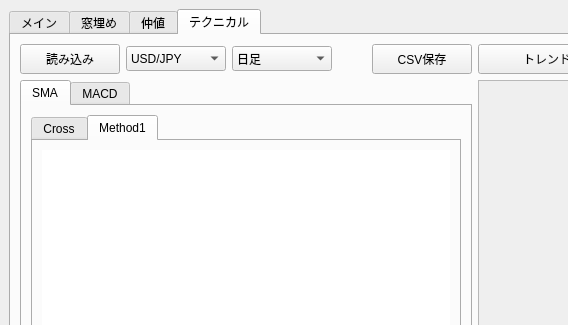
Qt form trade_monitor/trade_monitor/gui_monitor.ui (takkin-takilog/namake-trader) before a commit; both pictures show x 0 to 568 and y 0 to 325 of the 956 by 851 pixel window.
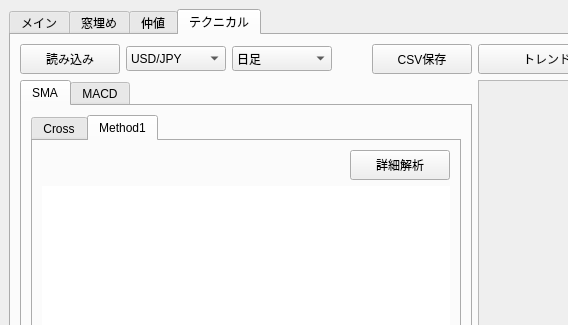
The same form after that commit.

```diff
--- a/trade_monitor/trade_monitor/gui_monitor.ui
+++ b/trade_monitor/trade_monitor/gui_monitor.ui
@@ -647,7 +647,49 @@
                  <attribute name="title">
                   <string>Method1</string>
                  </attribute>
-                 <layout class="QHBoxLayout" name="horizontalLayout_15">
+                 <layout class="QVBoxLayout" name="verticalLayout_5">
+                  <item>
+                   <layout class="QHBoxLayout" name="horizontalLayout_9">
+                    <item>
+                     <spacer name="horizontalSpacer_8">
+                      <property name="orientation">
+                       <enum>Qt::Horizontal</enum>
+                      </property>
+                      <property name="sizeHint" stdset="0">
+                       <size>
+                        <width>40</width>
+                        <height>20</height>
+                       </size>
+                      </property>
+                     </spacer>
+                    </item>
+                    <item>
+                     <widget class="QPushButton" name="pushButton_tech_csv_out_2">
+                      <property name="sizePolicy">
+                       <sizepolicy hsizetype="Fixed" vsizetype="Fixed">
+                        <horstretch>0</horstretch>
+                        <verstretch>0</verstretch>
+                       </sizepolicy>
+                      </property>
+                      <property name="minimumSize">
+                       <size>
+                        <width>100</width>
+                        <height>30</height>
+                       </size>
+                      </property>
+                      <property name="text">
+                       <string>詳細解析</string>
+                      </property>
+                      <property name="checkable">
+                       <bool>false</bool>
+                      </property>
+                      <property name="autoExclusive">
+                       <bool>false</bool>
+                      </property>
+                     </widget>
+                    </item>
+                   </layout>
+                  </item>
                   <item>
                    <widget class="QWidget" name="widget_TreeView_tech_sma_mth01" native="true">
                     <property name="sizePolicy">
```
